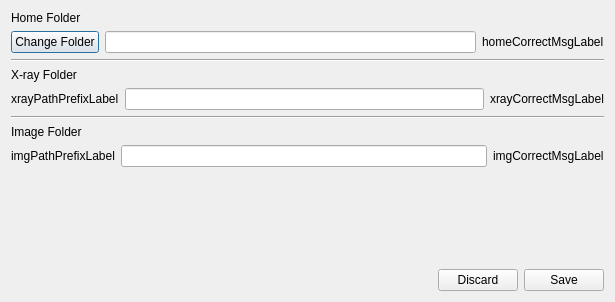
First picture: the form in settingdialog.ui, repository j71200/DentistHelper, before the edit.
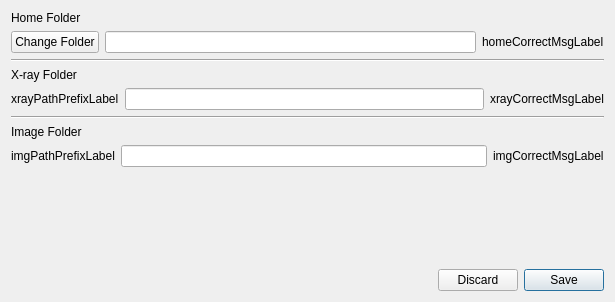
Second picture: the form after the edit.

Patch:
```diff
--- a/settingdialog.ui
+++ b/settingdialog.ui
@@ -152,6 +152,9 @@
        <property name="text">
         <string>Save</string>
        </property>
+       <property name="default">
+        <bool>true</bool>
+       </property>
       </widget>
      </item>
     </layout>
```
